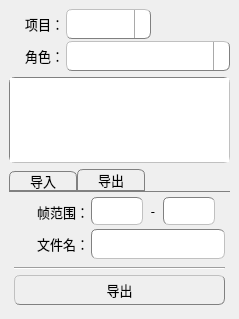
First picture: the form in commons/ui/motionLib.ui, repository lonegather/Barbarian, before the edit.
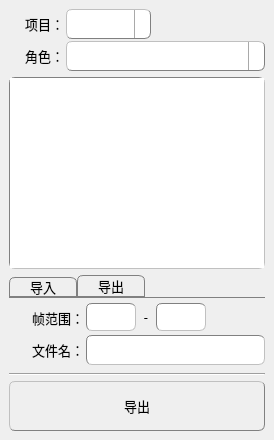
Second picture: the form after the edit. The open tabs and pages were chosen to show the change. Icons and pictures are not drawn.

What changed in the file:
```diff
--- a/commons/ui/motionLib.ui
+++ b/commons/ui/motionLib.ui
@@ -2,14 +2,6 @@
 <ui version="4.0">
  <class>motionLibOption</class>
  <widget class="QMainWindow" name="motionLibOption">
-  <property name="geometry">
-   <rect>
-    <x>0</x>
-    <y>0</y>
-    <width>239</width>
-    <height>319</height>
-   </rect>
-  </property>
   <property name="font">
    <font>
     <family>微软雅黑</family>
@@ -428,9 +420,18 @@
         <property name="spacing">
          <number>5</number>
         </property>
-        <property name="margin">
+        <property name="leftMargin">
+         <number>0</number>
+        </property>
+        <property name="topMargin">
          <number>5</number>
         </property>
+        <property name="rightMargin">
+         <number>0</number>
+        </property>
+        <property name="bottomMargin">
+         <number>0</number>
+        </property>
         <item>
          <layout class="QFormLayout" name="formLayout_3">
           <property name="horizontalSpacing">
@@ -508,7 +509,7 @@
              <widget class="QLineEdit" name="motionLibLEExportStart">
               <property name="minimumSize">
                <size>
-                <width>52</width>
+                <width>50</width>
                 <height>28</height>
                </size>
               </property>
@@ -558,7 +559,7 @@
              <widget class="QLineEdit" name="motionLibLEExportEnd">
               <property name="minimumSize">
                <size>
-                <width>52</width>
+                <width>50</width>
                 <height>28</height>
                </size>
               </property>
@@ -611,13 +612,13 @@
           <property name="minimumSize">
            <size>
             <width>0</width>
-            <height>30</height>
+            <height>50</height>
            </size>
           </property>
           <property name="maximumSize">
            <size>
             <width>16777215</width>
-            <height>30</height>
+            <height>50</height>
            </size>
           </property>
           <property name="font">
```
Left out of the diff: 37 changed lines with no effect on the pictures.
